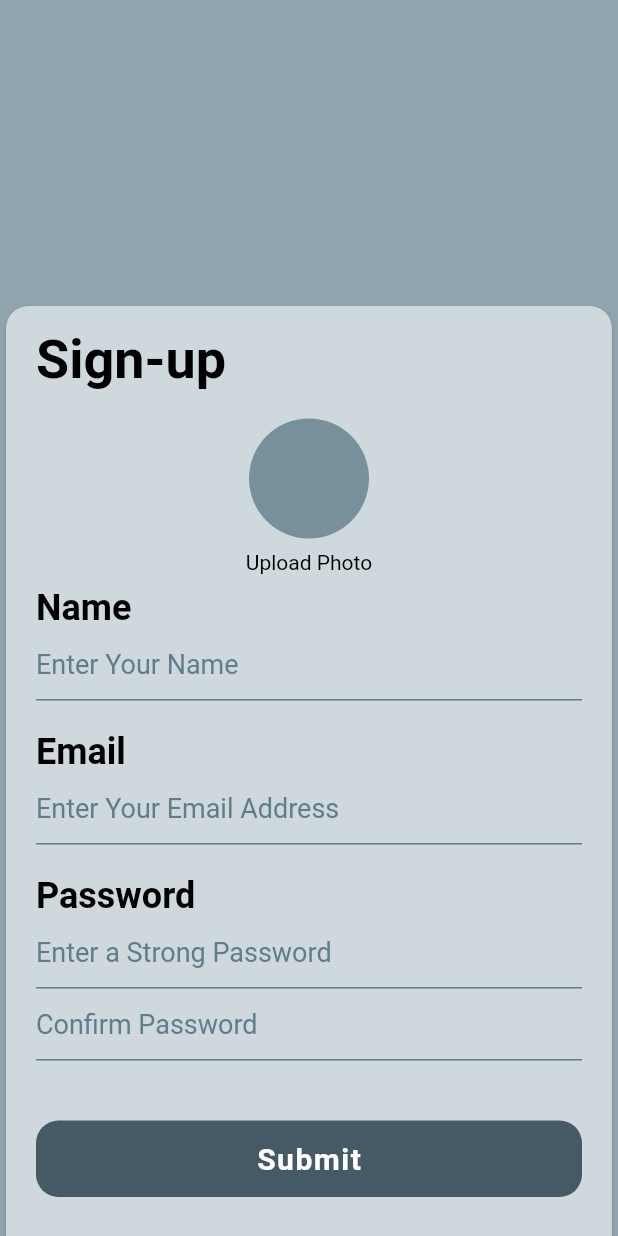
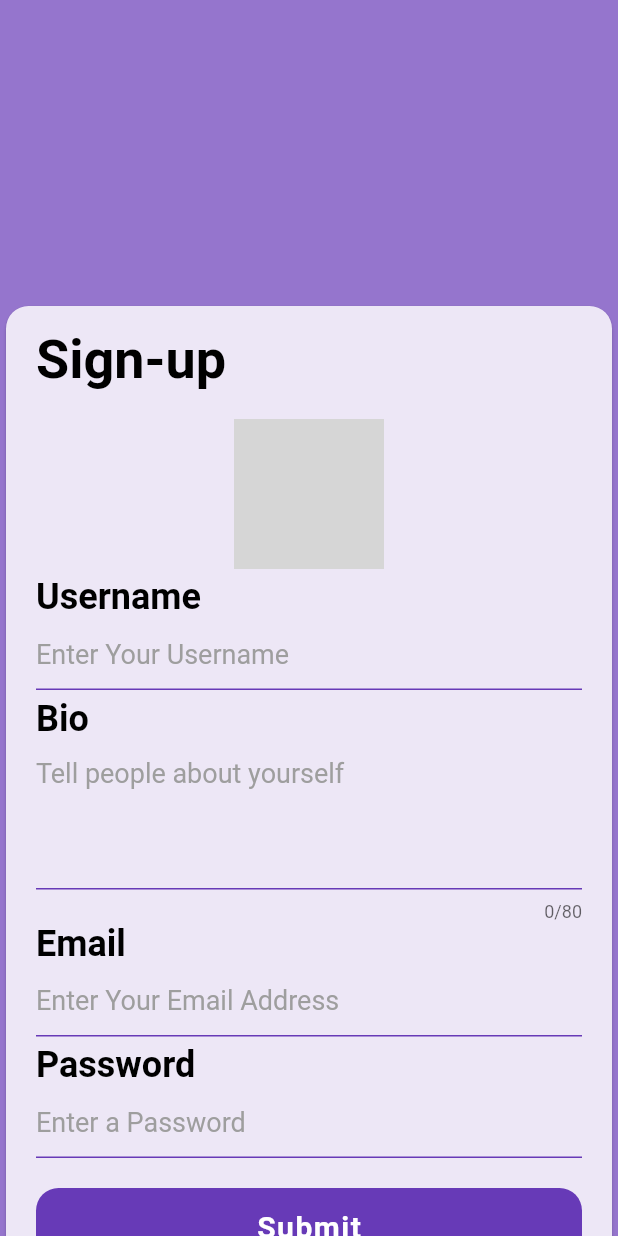
Before and after one commit to MZubairNaeem/Social-Media-App, a Flutter app: the screen it shows after launch, after a tap on "Sign up", on a phone screen of 412 x 824 dp. Run offline on Flutter 3.47's test engine with Material 2 defaults, Android fonts, the phone set to English and light mode, and no system bars; our stand-ins replace cloud_firestore, firebase_auth, firebase_core, firebase_storage, google_fonts, image_picker; accounts and stored records are empty; network calls fail; grey boxes are pictures that could not be loaded.

```diff
--- a/lib/main.dart
+++ b/lib/main.dart
@@ -2,14 +2,19 @@ import 'package:flutter/material.dart';
 import 'package:google_fonts/google_fonts.dart';
 import 'package:sayhi/views/credentials/login.dart';
 import 'package:firebase_core/firebase_core.dart';
+import 'package:flutter/services.dart';
+import 'firebase_options.dart';
 
-import 'firebase_options.dart';
 
 Future main() async {
   WidgetsFlutterBinding.ensureInitialized();
-  Firebase.initializeApp;
-    options: DefaultFirebaseOptions.currentPlatform;
-
+  Firebase.initializeApp(
+      options: DefaultFirebaseOptions.currentPlatform
+  );
+  SystemChrome.setPreferredOrientations([
+    DeviceOrientation.portraitUp,
+    DeviceOrientation.portraitDown,
+  ]);
   runApp(const MyApp());
 }
 class MyApp extends StatelessWidget {
@@ -22,18 +27,18 @@ class MyApp extends StatelessWidget {
       theme: ThemeData(
           fontFamily: GoogleFonts.varelaRound().fontFamily,
         colorScheme: ColorScheme.fromSwatch(
-          primarySwatch: Colors.blueGrey,
-          primaryColorDark: Colors.blueGrey,
-          cardColor: Colors.blueGrey,
+          primarySwatch: Colors.deepPurple,
+          primaryColorDark: Colors.deepPurple,
+          cardColor: Colors.deepPurple[200],
           backgroundColor: Colors.black54,
           errorColor: Colors.red
         )
       ),
       darkTheme: ThemeData.dark(
       ).copyWith(
-        focusColor: Colors.blueGrey,
-          primaryColorDark: Colors.blueGrey,
-          cardColor: Colors.blueGrey,
+        focusColor: Colors.purple,
+          primaryColorDark: Colors.deepPurple,
+          cardColor: Colors.deepPurple,
           backgroundColor: Colors.black54,
           errorColor: Colors.red,
         textTheme: ThemeData.dark().textTheme.apply(
--- /dev/null
+++ b/lib/viewModel/auth_method.dart
@@ -0,0 +1,47 @@
+import 'dart:typed_data';
+import 'package:cloud_firestore/cloud_firestore.dart';
+import 'package:firebase_auth/firebase_auth.dart';
+import 'package:flutter/material.dart';
+import 'package:sayhi/viewModel/storage_method.dart';
+
+
+class AuthMethod {
+  final FirebaseAuth _auth = FirebaseAuth.instance;
+  final FirebaseFirestore  _firestore = FirebaseFirestore.instance;
+
+  Future<String> signUpUser(
+      {required String email,
+      required String password,
+      required String bio,
+      required String username,
+      required Uint8List file
+  }) async {
+    String res = "Some error has occurred";
+    try{
+      if(email.isNotEmpty || password.isNotEmpty || bio.isNotEmpty || username.isNotEmpty ){
+        //register user
+        UserCredential cred = await _auth.createUserWithEmailAndPassword(
+            email: email,
+            password: password);
+
+        print(cred.user!.uid);
+
+        String photoURL = await StorageMethod().uploadImageToStorage('profilePic', file, false);
+        //add user
+        await _firestore.collection('users').doc(cred.user!.uid).set({
+          'username': username,
+          'uid': cred.user!.uid,
+          'email': email,
+          'bio': bio,
+          'followers': [],
+          'following': [],
+          'photoUrl': photoURL,
+        });
+        res = "Success";
+      }
+    }catch(err){
+      res = err.toString();
+    }
+    return res;
+  }
+}
--- /dev/null
+++ b/lib/viewModel/storage_method.dart
@@ -0,0 +1,21 @@
+import 'dart:typed_data';
+
+import 'package:firebase_auth/firebase_auth.dart';
+import 'package:firebase_storage/firebase_storage.dart';
+import 'package:flutter/material.dart';
+
+class StorageMethod{
+  final FirebaseStorage _storage = FirebaseStorage.instance;
+  final FirebaseAuth _auth = FirebaseAuth.instance;
+
+  Future<String> uploadImageToStorage(String childName, Uint8List file, bool isPost) async {
+
+    Reference ref = _storage.ref().child(childName).child(_auth.currentUser!.uid);
+
+    UploadTask uploadTask = ref.putData(file);
+
+    TaskSnapshot snap = await uploadTask;
+    String downloadURL = await snap.ref.getDownloadURL();
+    return downloadURL;
+  }
+}
--- a/lib/views/credentials/login.dart
+++ b/lib/views/credentials/login.dart
@@ -16,7 +16,7 @@ class _LoginState extends State<Login> {
     return GestureDetector(
       onTap: () => FocusScope.of(context).unfocus(),
       child: Scaffold(
-        backgroundColor: Colors.blueGrey[300],
+        backgroundColor: Colors.deepPurple[300],
         body: SafeArea(
           child: Padding(
             padding: const EdgeInsets.only(
@@ -24,7 +24,7 @@ class _LoginState extends State<Login> {
             ),
             child: SingleChildScrollView(
               child: Card(
-                color: Colors.blueGrey.shade100,
+                color: Colors.deepPurple[50],
                 shape: const RoundedRectangleBorder(
                   borderRadius: BorderRadius.all(Radius.circular(15)),
                 ),
@@ -52,7 +52,7 @@ class _LoginState extends State<Login> {
 
                         //Email Block ////////////////////////////////////////////
                         Column(
-                          children: const [
+                          children:  const [
                             Align(
                               alignment: Alignment.topLeft,
                               child: Text(
@@ -70,10 +70,10 @@ class _LoginState extends State<Login> {
                               decoration: InputDecoration(
                                   enabledBorder: UnderlineInputBorder(
                                       borderSide:
-                                          BorderSide(color: Colors.blueGrey)),
+                                          BorderSide(color: Colors.deepPurple)),
                                   hintText: 'Enter Email',
                                   hintStyle: TextStyle(
-                                      color: Colors.blueGrey, fontSize: 18)),
+                                      color: Colors.grey, fontSize: 18)),
                             ),
                           ],
                         ),
@@ -100,10 +100,10 @@ class _LoginState extends State<Login> {
                               decoration: InputDecoration(
                                   enabledBorder: UnderlineInputBorder(
                                       borderSide:
-                                          BorderSide(color: Colors.blueGrey)),
+                                          BorderSide(color: Colors.deepPurple)),
                                   hintText: 'Enter Password',
                                   hintStyle: TextStyle(
-                                      color: Colors.blueGrey, fontSize: 18)),
+                                      color: Colors.grey, fontSize: 18)),
                             ),
                           ],
                         ),
@@ -142,7 +142,7 @@ class _LoginState extends State<Login> {
                             child: Container(
                               padding: const EdgeInsets.all(14),
                               decoration: BoxDecoration(
-                                color: Colors.blueGrey[700],
+                                color: Colors.deepPurple,
                                 borderRadius: BorderRadius.circular(15),
                               ),
                               child: const Center(
@@ -184,7 +184,7 @@ class _LoginState extends State<Login> {
                                   style: TextStyle(
                                       fontSize: 20,
                                       fontWeight: FontWeight.w900,
-                                      color: Colors.blueGrey[800]),
+                                      color: Colors.deepPurple[800]),
                                 ),
                               ),
                             ],
@@ -198,7 +198,7 @@ class _LoginState extends State<Login> {
                               children: [
                                 Expanded(
                                     child: Divider(
-                                      color: Colors.blueGrey.shade800,
+                                      color: Colors.deepPurple.shade800,
                                       thickness: 2,
                                     )
                                 ),
@@ -213,7 +213,7 @@ class _LoginState extends State<Login> {
 
                                 Expanded(
                                     child: Divider(
-                                      color: Colors.blueGrey.shade800,
+                                      color: Colors.deepPurple.shade800,
                                       thickness: 2,
                                     )
                                 ),
--- a/lib/views/credentials/newaccount.dart
+++ b/lib/views/credentials/newaccount.dart
@@ -1,5 +1,10 @@
+import 'dart:typed_data';
 import 'package:firebase_auth/firebase_auth.dart';
+import 'package:firebase_core/firebase_core.dart';
 import 'package:flutter/material.dart';
+import 'package:image_picker/image_picker.dart';
+import 'package:sayhi/viewModel/auth_method.dart';
+import 'package:sayhi/views/ui_logic/image_picker.dart';
 
 class NewAccount extends StatefulWidget {
   const NewAccount({Key? key}) : super(key: key);
@@ -11,36 +16,40 @@ class NewAccount extends StatefulWidget {
 class _NewAccountState extends State<NewAccount> {
 
   final _usernameController = TextEditingController();
+  final _bioController = TextEditingController();
   final _emailController = TextEditingController();
   final _passController = TextEditingController();
-  final _confirmPassController = TextEditingController();
+  Uint8List? _image;
 
 
   @override
-  void dispose(){
+  void initState() {
+    Firebase.initializeApp;
+    super.initState();
+  }
+
+  @override
+  void dispose() {
     super.dispose();
     _usernameController.dispose();
     _emailController.dispose();
     _passController.dispose();
-    _confirmPassController.dispose();
+    _bioController.dispose();
   }
 
-  Future signUp() async{
-    await FirebaseAuth.instance.createUserWithEmailAndPassword(
-        email: _emailController.text.trim(),
-        password: _confirmPassController.text.trim()
-    );
+  void SelectImage() async {
+    Uint8List im = await pickImage(ImageSource.gallery);
+    setState(() {
+      _image = im;
+    });
   }
-
-
-  String? gender;
 
   @override
   Widget build(BuildContext context) {
     return GestureDetector(
       onTap: () => FocusScope.of(context).unfocus(),
       child: Scaffold(
-        backgroundColor: Colors.blueGrey[300],
+        backgroundColor: Colors.deepPurple[300],
         body: SafeArea(
           child: Padding(
             padding: const EdgeInsets.only(
@@ -48,7 +57,7 @@ class _NewAccountState extends State<NewAccount> {
             ),
             child: SingleChildScrollView(
               child: Card(
-                color: Colors.blueGrey.shade100,
+                color: Colors.deepPurple.shade50,
                 shape: const RoundedRectangleBorder(
                   borderRadius: BorderRadius.all(Radius.circular(15)),
                 ),
@@ -74,29 +83,43 @@ class _NewAccountState extends State<NewAccount> {
                           ),
                         ),
 
-                        //Profile Picture///////////////////////////////////////
-                        Column(
+                        //profile picture///////////////////////////////////////////////
+                        Center(
+                          child: Stack(
                             children: [
-                            CircleAvatar(
-                              minRadius: 40,
-                              backgroundColor: Colors.blueGrey.shade400,
+                              _image != null ? CircleAvatar(
+                                  radius: 50,
+                                  backgroundImage: MemoryImage(_image!)
+                              )
+                              : const CircleAvatar(
+                                radius: 50,
+                                backgroundImage: NetworkImage(
+                                    'https://img.freepik.com/free-vector/mysterious-mafia-man-smoking-cigarette_52683-34828.jpg?w=740&t=st=1669110206~exp=1669110806~hmac=97fb91bc3335ec062f420f5c48432c4e61f28568eb4204b6ebade6f4d2c9bfaf'),
                               ),
-                            Padding(
-                              padding: const EdgeInsets.all(8.0),
-                              child: Text(
-                                'Upload Photo',style: TextStyle(color: Colors.black),
+                              Positioned(
+                                bottom: -10,
+                                left: 50,
+                                child: IconButton(
+                                  onPressed: () {
+                                    SelectImage();
+                                  },
+                                  icon: const Icon(Icons.add_a_photo,
+                                    color: Colors.pink,),
                                 ),
                               )
                             ],
                           ),
-
-                        //Name Block ///////////////////////////////////////////
+                        ),
+                        const SizedBox(
+                          height: 5,
+                        ),
+                        //userName Block ///////////////////////////////////////////
                         Column(
                           children: [
                             const Align(
                               alignment: Alignment.topLeft,
                               child: Text(
-                                'Name',
+                                'Username',
                                 style: TextStyle(
                                   fontSize: 24,
                                   color: Colors.black,
@@ -111,18 +134,52 @@ class _NewAccountState extends State<NewAccount> {
                               decoration: const InputDecoration(
                                   enabledBorder: UnderlineInputBorder(
                                       borderSide:
-                                      BorderSide(color: Colors.blueGrey)),
-                                  hintText: 'Enter Your Name',
+                                      BorderSide(color: Colors.deepPurple)),
+                                  hintText: 'Enter Your Username',
                                   hintStyle: TextStyle(
-                                      color: Colors.blueGrey, fontSize: 18)),
+                                      color: Colors.grey, fontSize: 18)),
                             ),
                           ],
                         ),
+                        const SizedBox(
+                          height: 5,
+                        ),
+                        //enter bio///////////////////////////////////////////////
+                        Padding(
+                          padding: const EdgeInsets.only(top: 0.0),
+                          child: Column(
+                            children: [
+                              const Align(
+                                alignment: Alignment.topLeft,
+                                child: Text(
+                                  'Bio',
+                                  style: TextStyle(
+                                    fontSize: 24,
+                                    color: Colors.black,
+                                    fontWeight: FontWeight.bold,
+                                  ),
+                                ),
+                              ),
+                              //bio text Field///////////////////////////////////////////////////////////////
+                              TextField(
+                                maxLength: 80,
+                                maxLines: 4,
+                                controller: _bioController,
+                                style: const TextStyle(color: Colors.black),
+                                decoration: const InputDecoration(
+                                    enabledBorder: UnderlineInputBorder(
+                                        borderSide:
+                                        BorderSide(color: Colors.deepPurple)),
+                                    hintText: 'Tell people about yourself',
+                                    hintStyle: TextStyle(
+                                        color: Colors.grey, fontSize: 18)),
+                              ),
+                            ],
+                          ),
+                        ),
 
                         //Email Block //////////////////////////////////////////
-                        Padding(
-                          padding: const EdgeInsets.only(top: 20.0),
-                          child: Column(
+                        Column(
                           children: [
                             const Align(
                               alignment: Alignment.topLeft,
@@ -142,59 +199,20 @@ class _NewAccountState extends State<NewAccount> {
                               decoration: const InputDecoration(
                                   enabledBorder: UnderlineInputBorder(
                                       borderSide:
-                                        BorderSide(color: Colors.blueGrey)),
+                                      BorderSide(color: Colors.deepPurple)),
                                   hintText: 'Enter Your Email Address',
                                   hintStyle: TextStyle(
-                                        color: Colors.blueGrey, fontSize: 18)),
+                                      color: Colors.grey, fontSize: 18)),
                             ),
                           ],
                         ),
+
+                        const SizedBox(
+                          height: 5,
                         ),
 
-                        //gender Radio button block/////////////////////////////
-                        // Column(
-                        //   children: [
-                        //     const Align(
-                        //       alignment: Alignment.topLeft,
-                        //       child: Text(
-                        //         'Gender',
-                        //         style: TextStyle(
-                        //           fontSize: 24,
-                        //           color: Colors.black,
-                        //           fontWeight: FontWeight.bold,
-                        //         ),
-                        //       ),
-                        //     ),
-                        //     Row(
-                        //       children: [
-                        //         const Text(
-                        //           'Male',
-                        //           style: TextStyle(color: Colors.black),
-                        //         ),
-                        //         Radio(value: "Male", groupValue: gender, onChanged:  (value){
-                        //           setState(() {
-                        //             gender = value.toString();
-                        //           });
-                        //         },),
-                        //         const Text(
-                        //             'Female',
-                        //           style: TextStyle(color: Colors.black),
-                        //         ),
-                        //         Radio(value: "Female", groupValue: gender, onChanged:  (value){
-                        //           setState(() {
-                        //             gender = value.toString();
-                        //           });
-                        //         },)
-                        //       ],
-                        //     ),
-                        //   ],
-                        // ),
-
-                        //Password block////////////////////////////////////////
-                        //password block
-                        Padding(
-                          padding: const EdgeInsets.only(top: 20.0),
-                          child: Column(
+                        //password block////////////////////////////////////////
+                        Column(
                           children: [
                             const Align(
                               alignment: Alignment.topLeft,
@@ -215,41 +233,37 @@ class _NewAccountState extends State<NewAccount> {
                               decoration: const InputDecoration(
                                   enabledBorder: UnderlineInputBorder(
                                       borderSide:
-                                        BorderSide(color: Colors.blueGrey)),
-                                    hintText: 'Enter a Strong Password',
+                                      BorderSide(color: Colors.deepPurple)),
+                                  hintText: 'Enter a Password',
                                   hintStyle: TextStyle(
-                                        color: Colors.blueGrey, fontSize: 18)),
+                                      color: Colors.grey, fontSize: 18)),
                             ),
 
-                              //Confirm Password Text Field///////////////////////////////////////////////////////////////
-                              TextField(
-                                controller: _confirmPassController,
-                                obscureText: true,
-                                style: const TextStyle(color: Colors.black),
-                                decoration: const InputDecoration(
-                                    enabledBorder: UnderlineInputBorder(
-                                        borderSide:
-                                        BorderSide(color: Colors.blueGrey)),
-                                    hintText: 'Confirm Password',
-                                    hintStyle: TextStyle(
-                                        color: Colors.blueGrey, fontSize: 18)),
-                              ),
                           ],
-                          ),
                         ),
 
                         //Submit Button/////////////////////////////////////////
                         GestureDetector(
-                          onTap: (){
-                            signUp();
+                          onTap: () async {
+                            const CircularProgressIndicator(
+                              valueColor: AlwaysStoppedAnimation<Color>(Colors.white),
+                            );
+                            String res = await AuthMethod().signUpUser(
+                              email: _emailController.text,
+                              password: _passController.text,
+                              bio: _bioController.text,
+                              username: _usernameController.text,
+                              file: _image! ,
+                            );
                             Navigator.pop(context);
+                            print(res);
                           },
                           child: Padding(
-                            padding: const EdgeInsets.only(top: 40,bottom: 40),
+                            padding: const EdgeInsets.only(top: 20, bottom: 10),
                             child: Container(
                               padding: const EdgeInsets.all(14),
                               decoration: BoxDecoration(
-                                color: Colors.blueGrey[700],
+                                color: Colors.deepPurple,
                                 borderRadius: BorderRadius.circular(15),
                               ),
                               child: const Center(
--- a/pubspec.yaml
+++ b/pubspec.yaml
@@ -40,6 +40,8 @@ dependencies:
   cloud_firestore: ^4.0.4
   google_fonts: ^3.0.1
   firebase_auth: ^4.1.3
+  image_picker: ^0.8.6
+  firebase_storage: ^11.0.6
 
 dev_dependencies:
   flutter_test:
```
Also changed, not shown: lib/views/credentials/forgetpass.dart (+7 -6 lines), lib/views/home/home.dart (+5 -5 lines), lib/views/ui_logic/image_picker.dart (added, +12 -0 lines), pubspec.lock, 2 other files. Lines whose indentation alone changed are shown as unchanged.
